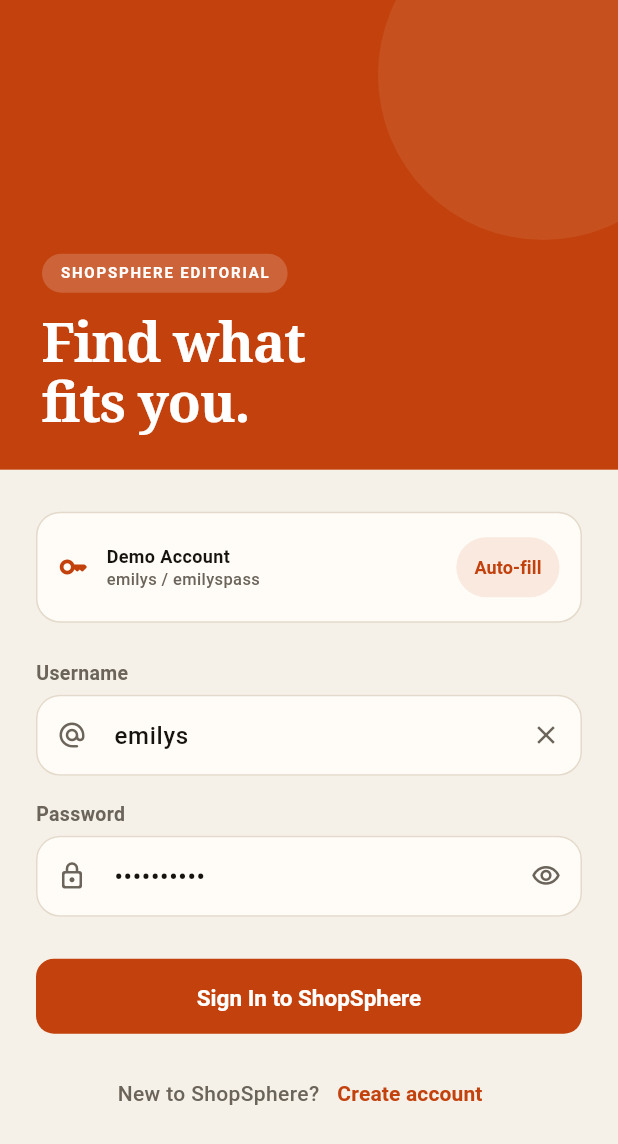
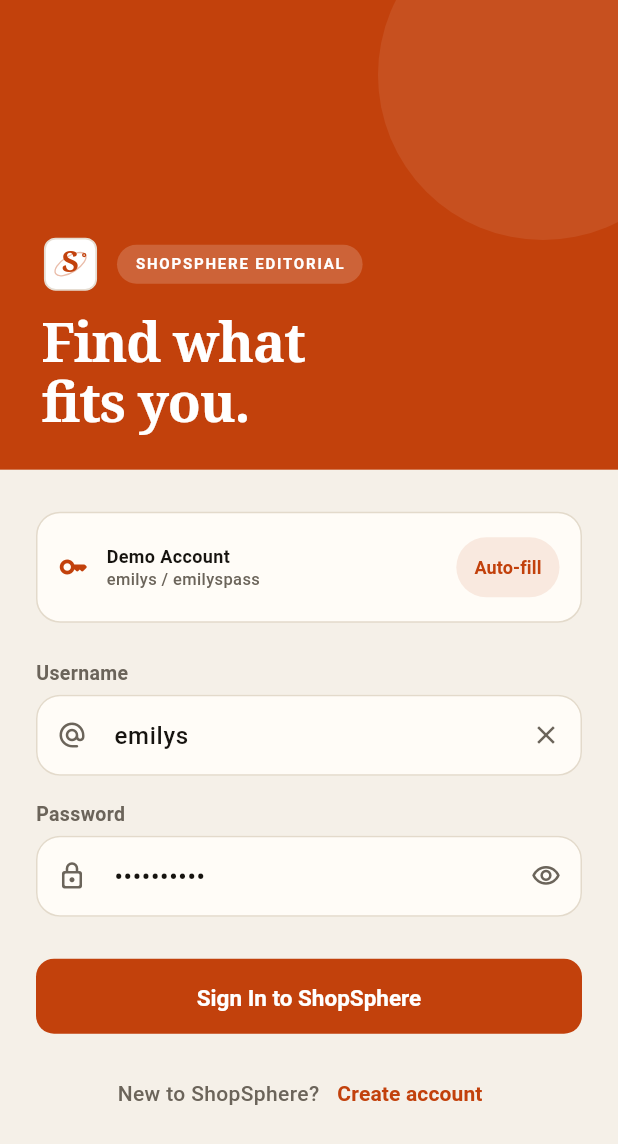
Before and after one commit to sagarkharbikar25/SKGROUP-, a Flutter app: the screen it shows after launch, after a tap on "Auto-fill", on a phone screen of 412 x 824 dp. Shown: the top 1144 px of the screen. Run offline on Flutter 3.47's test engine with Material 3 defaults, Android fonts, the phone set to English and light mode, and no system bars; our stand-ins replace cached_network_image, dio, flutter_riverpod, flutter_secure_storage, go_router, shared_preferences.

Commit message:
feat(branding): redesign luxury vector logo emblem and create animated editorial splash screen

```diff
--- /dev/null
+++ b/lib/core/widgets/shopsphere_logo.dart
@@ -0,0 +1,139 @@
+import 'dart:math' as math;
+import 'package:flutter/material.dart';
+import '../theme/app_tokens.dart';
+
+/// Bespoke, high-end vector emblem for ShopSphere.
+/// Renders an architectural celestial sphere ring interlocking with an editorial monogram.
+class ShopSphereEmblem extends StatelessWidget {
+  final double size;
+  final Color? primaryColor;
+  final Color? accentColor;
+
+  const ShopSphereEmblem({
+    super.key,
+    this.size = 96,
+    this.primaryColor,
+    this.accentColor,
+  });
+
+  @override
+  Widget build(BuildContext context) {
+    final cs = Theme.of(context).colorScheme;
+    final primary = primaryColor ?? cs.primary;
+    final accent = accentColor ?? (Theme.of(context).brightness == Brightness.dark ? AppColors.accentBright : AppColors.accent);
+
+    return SizedBox(
+      width: size,
+      height: size,
+      child: CustomPaint(
+        painter: _ShopSphereEmblemPainter(
+          primaryColor: primary,
+          accentColor: accent,
+          isDark: Theme.of(context).brightness == Brightness.dark,
+        ),
+      ),
+    );
+  }
+}
+
+class _ShopSphereEmblemPainter extends CustomPainter {
+  final Color primaryColor;
+  final Color accentColor;
+  final bool isDark;
+
+  _ShopSphereEmblemPainter({
+    required this.primaryColor,
+    required this.accentColor,
+    required this.isDark,
+  });
+
+  @override
+  void paint(Canvas canvas, Size size) {
+    final center = Offset(size.width / 2, size.height / 2);
+    final radius = size.width / 2;
+
+    // 1. Subtle Outer Ambient Glow Ring
+    final glowPaint = Paint()
+      ..color = accentColor.withOpacity(isDark ? 0.12 : 0.08)
+      ..style = PaintingStyle.fill;
+    canvas.drawCircle(center, radius * 0.98, glowPaint);
+
+    // 2. Base Dark/Light Rounded Squircle Tile
+    final squircleRRect = RRect.fromRectAndRadius(
+      Rect.fromCenter(center: center, width: size.width * 0.90, height: size.height * 0.90),
+      Radius.circular(radius * 0.38),
+    );
+
+    final bgPaint = Paint()
+      ..color = isDark ? const Color(0xFF1E1A16) : Colors.white
+      ..style = PaintingStyle.fill;
+    canvas.drawRRect(squircleRRect, bgPaint);
+
+    // Subtle hairline boundary
+    final borderPaint = Paint()
+      ..color = isDark ? const Color(0xFF38322A) : const Color(0xFFE6DDD2)
+      ..style = PaintingStyle.stroke
+      ..strokeWidth = 1.2;
+    canvas.drawRRect(squircleRRect, borderPaint);
+
+    // 3. Celestial Orbital "Sphere" Ring (representing Sphere)
+    final ringPaint = Paint()
+      ..color = accentColor.withOpacity(0.35)
+      ..style = PaintingStyle.stroke
+      ..strokeWidth = size.width * 0.024;
+
+    canvas.save();
+    canvas.translate(center.dx, center.dy);
+    canvas.rotate(-math.pi / 5.5);
+    canvas.drawOval(
+      Rect.fromCenter(center: Offset.zero, width: size.width * 0.62, height: size.width * 0.28),
+      ringPaint,
+    );
+    canvas.restore();
+
+    // 4. Center Luxury Monogram "S" (Serif Typography with Dual-Tone Geometry)
+    final textPainter = TextPainter(
+      text: TextSpan(
+        text: 'S',
+        style: TextStyle(
+          fontFamily: 'serif',
+          fontSize: size.width * 0.52,
+          fontWeight: FontWeight.w700,
+          color: accentColor,
+          height: 1.0,
+          letterSpacing: -1.0,
+        ),
+      ),
+      textDirection: TextDirection.ltr,
+    );
+    textPainter.layout();
+    final textOffset = Offset(
+      center.dx - (textPainter.width / 2),
+      center.dy - (textPainter.height / 2) - (size.height * 0.02),
+    );
+    textPainter.paint(canvas, textOffset);
+
+    // 5. Orbital Accent Dot on the sphere orbit
+    final dotPaint = Paint()
+      ..color = accentColor
+      ..style = PaintingStyle.fill;
+    final dotOffset = Offset(
+      center.dx + (size.width * 0.24),
+      center.dy - (size.height * 0.16),
+    );
+    canvas.drawCircle(dotOffset, size.width * 0.038, dotPaint);
+
+    // Soft specular highlight on dot
+    final highlightPaint = Paint()
+      ..color = Colors.white.withOpacity(0.8)
+      ..style = PaintingStyle.fill;
+    canvas.drawCircle(dotOffset, size.width * 0.015, highlightPaint);
+  }
+
+  @override
+  bool shouldRepaint(covariant _ShopSphereEmblemPainter oldDelegate) {
+    return oldDelegate.primaryColor != primaryColor ||
+        oldDelegate.accentColor != accentColor ||
+        oldDelegate.isDark != isDark;
+  }
+}
--- a/lib/features/auth/presentation/login_screen.dart
+++ b/lib/features/auth/presentation/login_screen.dart
@@ -4,6 +4,7 @@ import 'package:go_router/go_router.dart';
 import '../../../core/theme/app_tokens.dart';
 import '../../../core/widgets/app_button.dart';
 import '../../../core/widgets/app_text_field.dart';
+import '../../../core/widgets/shopsphere_logo.dart';
 import '../application/auth_controller.dart';
 
 class LoginScreen extends ConsumerStatefulWidget {
@@ -96,6 +97,10 @@ class _LoginScreenState extends ConsumerState<LoginScreen> {
                         crossAxisAlignment: CrossAxisAlignment.start,
                         mainAxisAlignment: MainAxisAlignment.end,
                         children: [
+                          Row(
+                            children: [
+                              const ShopSphereEmblem(size: 38),
+                              const SizedBox(width: 12),
                               Container(
                                 padding: const EdgeInsets.symmetric(horizontal: 12, vertical: 6),
                                 decoration: BoxDecoration(
@@ -111,6 +116,8 @@ class _LoginScreenState extends ConsumerState<LoginScreen> {
                                     letterSpacing: 1.2,
                                   ),
                                 ),
+                              ),
+                            ],
                           ),
                           const SizedBox(height: 14),
                           Text(
--- a/lib/features/auth/presentation/splash_screen.dart
+++ b/lib/features/auth/presentation/splash_screen.dart
@@ -1,5 +1,7 @@
 import 'package:flutter/material.dart';
 import 'package:go_router/go_router.dart';
+import '../../../core/theme/app_tokens.dart';
+import '../../../core/widgets/shopsphere_logo.dart';
 
 class SplashScreen extends StatefulWidget {
   const SplashScreen({super.key});
@@ -8,12 +10,47 @@ class SplashScreen extends StatefulWidget {
   State<SplashScreen> createState() => _SplashScreenState();
 }
 
-class _SplashScreenState extends State<SplashScreen> {
+class _SplashScreenState extends State<SplashScreen>
+    with SingleTickerProviderStateMixin {
+  late final AnimationController _controller;
+  late final Animation<double> _fadeAnimation;
+  late final Animation<double> _scaleAnimation;
+  late final Animation<Offset> _slideAnimation;
+
   @override
   void initState() {
     super.initState();
-    // Simulate brief splash branding
-    Future.delayed(const Duration(milliseconds: 1400), () {
+    _controller = AnimationController(
+      vsync: this,
+      duration: const Duration(milliseconds: 1200),
+    );
+
+    _fadeAnimation = CurvedAnimation(
+      parent: _controller,
+      curve: const Interval(0.0, 0.75, curve: Curves.easeOut),
+    );
+
+    _scaleAnimation = Tween<double>(begin: 0.88, end: 1.0).animate(
+      CurvedAnimation(
+        parent: _controller,
+        curve: const Interval(0.0, 0.80, curve: Curves.easeOutCubic),
+      ),
+    );
+
+    _slideAnimation = Tween<Offset>(
+      begin: const Offset(0.0, 0.15),
+      end: Offset.zero,
+    ).animate(
+      CurvedAnimation(
+        parent: _controller,
+        curve: const Interval(0.20, 0.95, curve: Curves.easeOutCubic),
+      ),
+    );
+
+    _controller.forward();
+
+    // Smooth transition to login/home
+    Future.delayed(const Duration(milliseconds: 2000), () {
       if (mounted) {
         context.go('/login');
       }
@@ -21,66 +58,162 @@ class _SplashScreenState extends State<SplashScreen> {
   }
 
   @override
+  void dispose() {
+    _controller.dispose();
+    super.dispose();
+  }
+
+  @override
   Widget build(BuildContext context) {
     final theme = Theme.of(context);
+    final cs = theme.colorScheme;
+    final isDark = theme.brightness == Brightness.dark;
 
     return Scaffold(
-      body: Center(
-        child: Column(
-          mainAxisAlignment: MainAxisAlignment.center,
+      backgroundColor: theme.scaffoldBackgroundColor,
+      body: Stack(
         children: [
-            Container(
-              width: 108,
-              height: 108,
+          // Subtle Ambient Editorial Glow Background
+          Positioned(
+            top: -120,
+            right: -80,
+            child: Container(
+              width: 340,
+              height: 340,
               decoration: BoxDecoration(
-                borderRadius: BorderRadius.circular(26),
-                border: Border.all(color: theme.colorScheme.outline),
-              ),
-              clipBehavior: Clip.antiAlias,
-              child: Image.asset(
-                'assets/icon/app_icon.png',
-                fit: BoxFit.cover,
-                errorBuilder: (_, __, ___) => Container(
-                  color: theme.colorScheme.primary,
-                  child: const Center(
-                    child: Text(
-                      'S',
-                      style: TextStyle(
-                        fontFamily: 'serif',
-                        fontSize: 48,
-                        fontWeight: FontWeight.bold,
-                        color: Colors.white,
+                shape: BoxShape.circle,
+                gradient: RadialGradient(
+                  colors: [
+                    cs.primary.withOpacity(isDark ? 0.12 : 0.08),
+                    Colors.transparent,
+                  ],
                 ),
               ),
             ),
           ),
+          Positioned(
+            bottom: -100,
+            left: -80,
+            child: Container(
+              width: 300,
+              height: 300,
+              decoration: BoxDecoration(
+                shape: BoxShape.circle,
+                gradient: RadialGradient(
+                  colors: [
+                    (isDark ? AppColors.accentBright : AppColors.accent).withOpacity(isDark ? 0.08 : 0.05),
+                    Colors.transparent,
+                  ],
                 ),
               ),
-            const SizedBox(height: 24),
-            Text(
-              'ShopSphere',
-              style: theme.textTheme.headlineMedium?.copyWith(
-                fontWeight: FontWeight.bold,
-                letterSpacing: -0.5,
             ),
           ),
-            const SizedBox(height: 8),
+
+          // Main Center Branding
+          Center(
+            child: FadeTransition(
+              opacity: _fadeAnimation,
+              child: ScaleTransition(
+                scale: _scaleAnimation,
+                child: Column(
+                  mainAxisSize: MainAxisSize.min,
+                  children: [
+                    // Bespoke Geometric Logo Emblem
+                    const ShopSphereEmblem(size: 112),
+                    const SizedBox(height: 32),
+
+                    // Animated Slide-up Typography
+                    SlideTransition(
+                      position: _slideAnimation,
+                      child: Column(
+                        mainAxisSize: MainAxisSize.min,
+                        children: [
                           Text(
-              'Product Catalog & Discovery',
+                            'SHOPSPHERE',
                             style: TextStyle(
-                color: Colors.grey.shade600,
-                fontSize: 14,
+                              fontFamily: 'serif',
+                              fontSize: 26,
+                              fontWeight: FontWeight.bold,
+                              letterSpacing: 4.5,
+                              color: cs.onSurface,
                             ),
                           ),
-            const SizedBox(height: 48),
-            const SizedBox(
+                          const SizedBox(height: 10),
+                          Row(
+                            mainAxisSize: MainAxisSize.min,
+                            children: [
+                              Container(
                                 width: 24,
-              height: 24,
-              child: CircularProgressIndicator(strokeWidth: 2.5),
+                                height: 1,
+                                color: cs.primary.withOpacity(0.4),
+                              ),
+                              Padding(
+                                padding: const EdgeInsets.symmetric(horizontal: 10.0),
+                                child: Text(
+                                  'CURATED MARKETPLACE',
+                                  style: TextStyle(
+                                    fontSize: 10.5,
+                                    fontWeight: FontWeight.w600,
+                                    letterSpacing: 2.2,
+                                    color: cs.onSurfaceVariant,
+                                  ),
+                                ),
+                              ),
+                              Container(
+                                width: 24,
+                                height: 1,
+                                color: cs.primary.withOpacity(0.4),
+                              ),
+                            ],
                           ),
                         ],
                       ),
                     ),
+                  ],
+                ),
+              ),
+            ),
+          ),
+
+          // Minimalist Bottom Status
+          Positioned(
+            bottom: 48,
+            left: 0,
+            right: 0,
+            child: FadeTransition(
+              opacity: _fadeAnimation,
+              child: Center(
+                child: Column(
+                  mainAxisSize: MainAxisSize.min,
+                  children: [
+                    SizedBox(
+                      width: 36,
+                      height: 2,
+                      child: ClipRRect(
+                        borderRadius: BorderRadius.circular(1),
+                        child: LinearProgressIndicator(
+                          backgroundColor: cs.outline.withOpacity(0.3),
+                          valueColor: AlwaysStoppedAnimation<Color>(cs.primary),
+                        ),
+                      ),
+                    ),
+                    const SizedBox(height: 12),
+                    Text(
+                      'EDITION 2026',
+                      style: TextStyle(
+                        fontSize: 9.5,
+                        fontWeight: FontWeight.bold,
+                        letterSpacing: 1.8,
+                        color: cs.onSurfaceVariant.withOpacity(0.7),
+                      ),
+                    ),
+                  ],
+                ),
+              ),
+            ),
+          ),
+        ],
+      ),
     );
   }
 }
```
Lines whose indentation alone changed are shown as unchanged.
